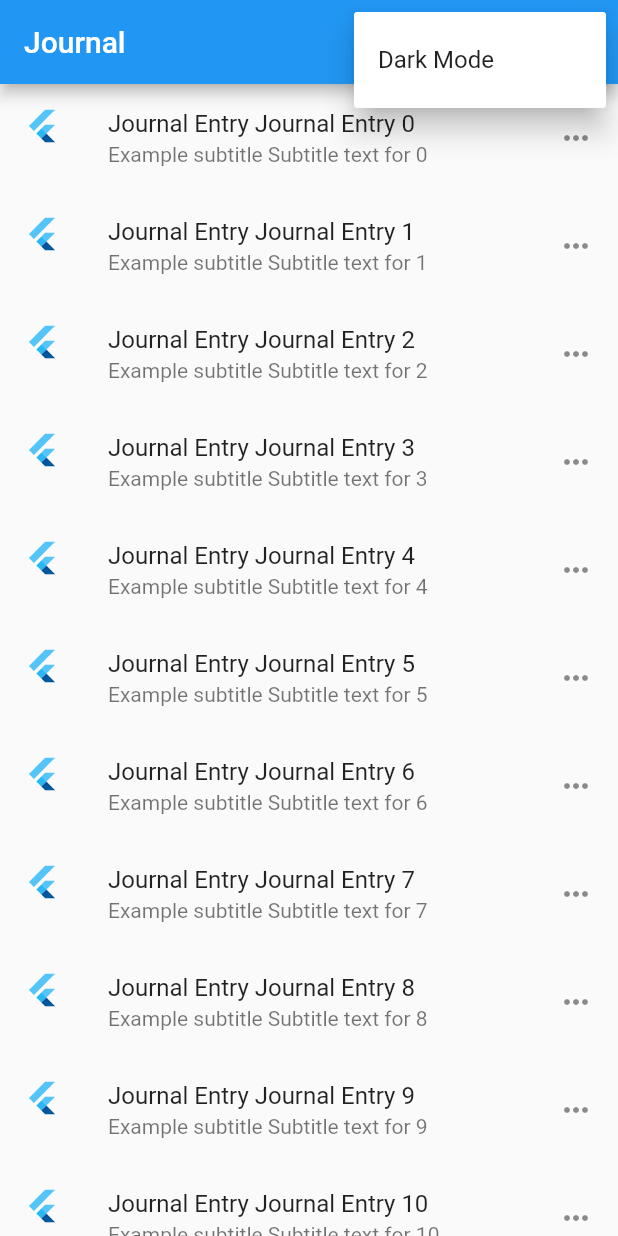
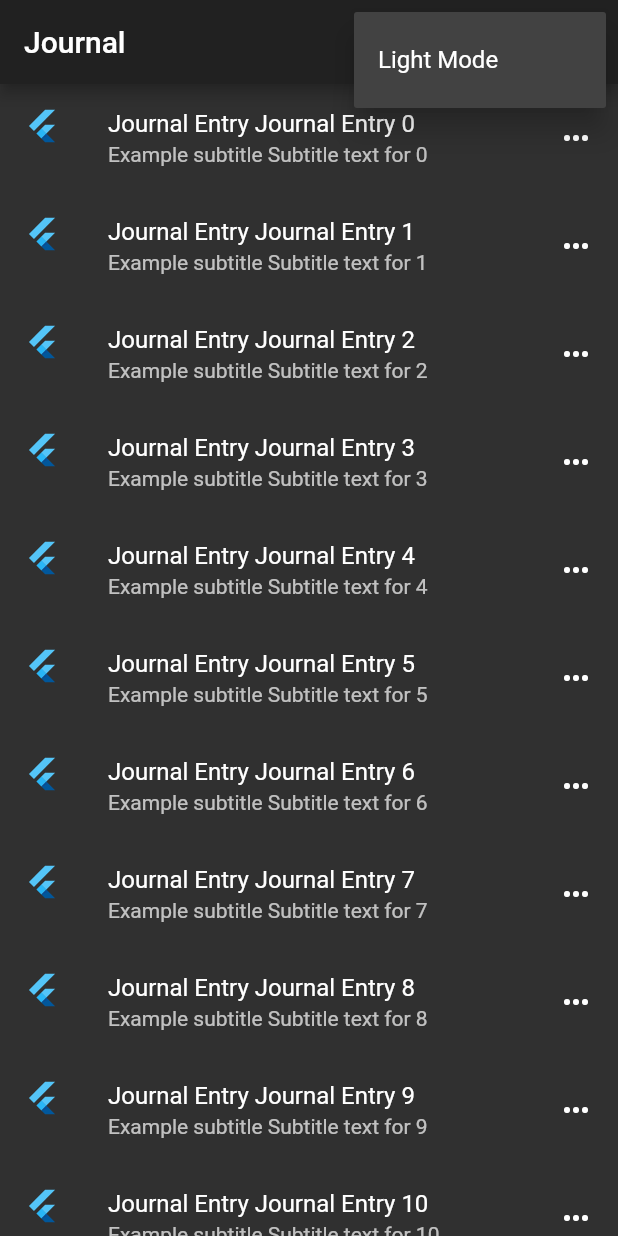
Before and after one commit to pstumbaugh/Dart-Flutter-Journal, a Flutter app: the screen it shows after launch, after a tap on the "more vert" icon, on a phone screen of 412 x 824 dp. Run offline on Flutter 3.47's test engine with Material 2 defaults, Android fonts, the phone set to English and light mode, and no system bars; our stand-ins replace shared_preferences.

Commit message:
adding SharedPreferences

```diff
--- /dev/null
+++ b/journal/lib/app.dart
@@ -0,0 +1,86 @@
+import 'imports.dart';
+import './screens/journal_entries.dart';
+import 'package:journal/widgets/journal_entry_form.dart';
+
+class App extends StatefulWidget {
+  final SharedPreferences preferences;
+  App({Key key, @required this.preferences}) : super(key: key);
+
+  @override
+  _MyAppState createState() => _MyAppState();
+}
+
+class _MyAppState extends State<App> {
+  static const THEME_STATUS_KEY = 'Light Mode';
+  //retrieve last saved themeStatus from preferences. If new (??) use 'Dark Mode'
+  String get themeStatus =>
+      widget.preferences.getString(THEME_STATUS_KEY) ?? 'Light Mode';
+
+  @override
+  void initState() {
+    super.initState();
+    initThemeStatus();
+  }
+
+  void initThemeStatus() {
+    widget.preferences.getString(themeStatus);
+    setState(() {
+      currentTheme.currentTheme();
+      if (themeStatus == null) {
+        widget.preferences.setString(THEME_STATUS_KEY, "Dark Mode");
+        currentTheme.setLightMode();
+      } else {
+        if (themeStatus == 'Dark Mode')
+          currentTheme.setLightMode();
+        else {
+          currentTheme.setDarkMode();
+        }
+      }
+    });
+    currentTheme.addListener(() {
+      setState(() {});
+    });
+  }
+
+  @override
+  Widget build(BuildContext context) {
+    return MaterialApp(
+        debugShowCheckedModeBanner: false,
+        theme: ThemeData.light(),
+        darkTheme: ThemeData.dark(),
+        themeMode: currentTheme.currentTheme(),
+        title: 'Flutter Demo',
+        home: Scaffold(
+            appBar: AppBar(
+              title: Text('Journal'),
+              actions: <Widget>[
+                themeStatus == null
+                    ? CircularProgressIndicator()
+                    : PopupMenuButton<String>(
+                        onSelected: handleClick,
+                        itemBuilder: (BuildContext context) {
+                          return {'$themeStatus    '}.map((String choice) {
+                            return PopupMenuItem<String>(
+                              value: choice,
+                              child: Text(choice),
+                            );
+                          }).toList();
+                        },
+                      ),
+              ],
+            ),
+            body: JournalEntriesScreen()));
+  }
+
+  void handleClick(String value) async {
+    setState(() {
+      //change the name on the settings button to change theme
+      if (themeStatus == 'Dark Mode')
+        widget.preferences.setString(THEME_STATUS_KEY, 'Light Mode');
+      else if (themeStatus == 'Light Mode')
+        widget.preferences.setString(THEME_STATUS_KEY, 'Dark Mode');
+    });
+
+    currentTheme.switchTheme(); //switch the theme
+  }
+}
--- a/journal/lib/imports.dart
+++ b/journal/lib/imports.dart
@@ -1,3 +1,4 @@
 export 'package:flutter/material.dart';
 export 'config.dart';
 export 'package:shared_preferences/shared_preferences.dart';
+export 'app.dart';
--- a/journal/lib/main.dart
+++ b/journal/lib/main.dart
@@ -1,86 +1,6 @@
 import 'imports.dart';
-import './screens/journal_entries.dart';
-import 'package:journal/widgets/journal_entry_form.dart';
 
-void main() {
-  runApp(MyApp());
+void main() async {
+  WidgetsFlutterBinding.ensureInitialized();
+  runApp(App(preferences: await SharedPreferences.getInstance()));
 }
-
-class MyApp extends StatefulWidget {
-  @override
-  _MyAppState createState() => _MyAppState();
-}
-
-class _MyAppState extends State<MyApp> {
-  String themeStatus;
-  @override
-  void initState() {
-    super.initState();
-    initThemeStatus();
-  }
-
-  void initThemeStatus() async {
-    final SharedPreferences prefs = await SharedPreferences.getInstance();
-    themeStatus = prefs.getString(themeStatus);
-    setState(() {
-      currentTheme.currentTheme();
-      if (prefs.getString('themeStatus') == null) {
-        themeStatus = "Dark Mode";
-        currentTheme.setLightMode();
-      } else {
-        themeStatus = prefs.getString('themeStatus');
-        if (themeStatus == 'Dark Mode')
-          currentTheme.setLightMode();
-        else {
-          currentTheme.setDarkMode();
-        }
-      }
-    });
-    currentTheme.addListener(() {
-      setState(() {});
-    });
-  }
-
-  @override
-  Widget build(BuildContext context) {
-    return MaterialApp(
-        debugShowCheckedModeBanner: false,
-        theme: ThemeData.light(),
-        darkTheme: ThemeData.dark(),
-        themeMode: currentTheme.currentTheme(),
-        title: 'Flutter Demo',
-        home: Scaffold(
-            appBar: AppBar(
-              title: Text('Journal'),
-              actions: <Widget>[
-                themeStatus == null
-                    ? CircularProgressIndicator()
-                    : PopupMenuButton<String>(
-                        onSelected: handleClick,
-                        itemBuilder: (BuildContext context) {
-                          return {'$themeStatus    '}.map((String choice) {
-                            return PopupMenuItem<String>(
-                              value: choice,
-                              child: Text(choice),
-                            );
-                          }).toList();
-                        },
-                      ),
-              ],
-            ),
-            body: JournalEntriesScreen()));
-  }
-
-  void handleClick(String value) async {
-    setState(() {
-      //change the name on the settings button to change theme
-      if (themeStatus == 'Dark Mode')
-        themeStatus = 'Light Mode';
-      else if (themeStatus == 'Light Mode') themeStatus = 'Dark Mode';
-    });
-    final SharedPreferences prefs = await SharedPreferences.getInstance();
-    prefs.setString('themeStatus', themeStatus);
-
-    currentTheme.switchTheme(); //switch the theme
-  }
-}
```
